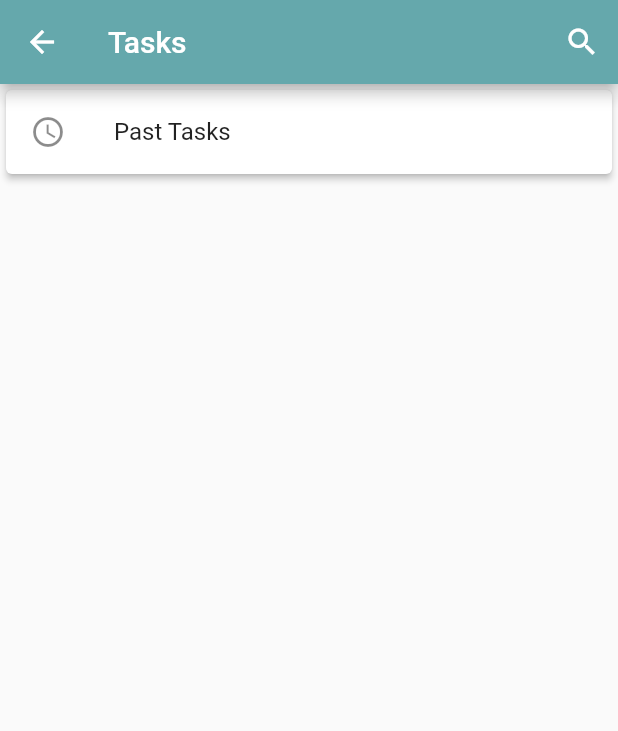
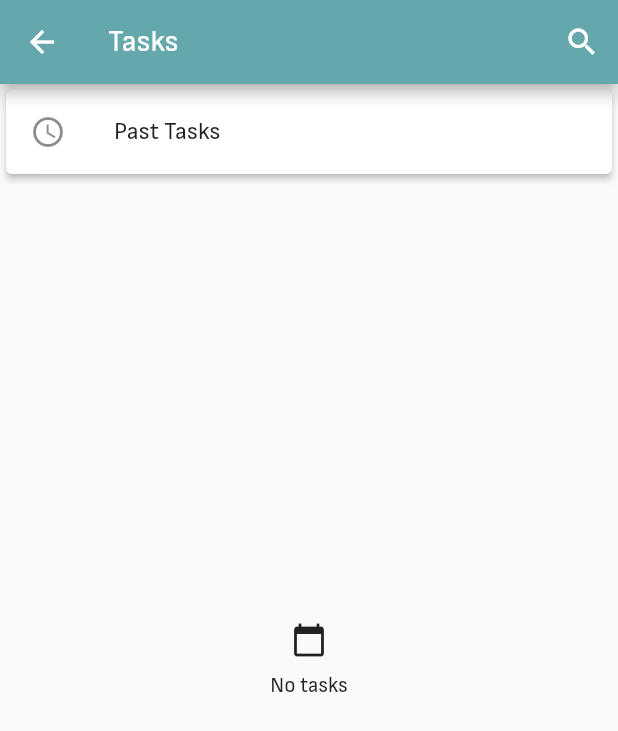
Before and after one commit to rakkateichou/daily-planner, a Flutter app: the screen it shows after launch, after a tap on the "calendar month" icon, on a phone screen of 412 x 824 dp. Shown: the top 731 px of the screen. Run offline on Flutter 3.47's test engine with Material 3 defaults, Android fonts, the phone set to English and light mode, and no system bars; our stand-ins replace flutter_local_notifications, flutter_svg, flutter_timezone, hive, hive_flutter, timezone; accounts and stored records are empty; generated files the repository leaves out were written again.

Commit message:
some google compliant fixes

```diff
--- a/lib/components/cal_list.dart
+++ b/lib/components/cal_list.dart
@@ -92,8 +92,8 @@
     for (var i = 0; i < tasksToAdd.length; i++) {
       var cip = page * pageLength + i; // current item position
       if (i == 0 || tasks[cip].dateTime.day != tasks[cip - 1].dateTime.day) {
-        widgets.add(
-            CalItemHeader(date: DateFormat.yMMMMd().format(tasks[cip].dateTime)));
+        widgets.add(CalItemHeader(
+            date: DateFormat.yMMMMd().format(tasks[cip].dateTime)));
       }
       widgets.add(
         ListenableBuilder(
@@ -158,12 +158,27 @@
 
   @override
   Widget build(BuildContext context) {
+    Widget topWidget = const SizedBox();
+    if (widgets.isEmpty) {
+      topWidget = Center(
+          child: Column(
+        mainAxisAlignment: MainAxisAlignment.center,
+        children: [
+          const Icon(Icons.calendar_today),
+          const SizedBox(height: 10),
+          Text(AppLocalizations.of(context)!.noTasks),
+        ],
+      ));
+    }
     if (widget.type == CalListType.nextTasks) {
       itemCount = isLoading ? widgets.length + 2 : widgets.length + 1;
     } else if (widget.type == CalListType.lastTasks) {
       itemCount = isLoading ? widgets.length + 1 : widgets.length;
     }
-    return Scrollbar(
+    return Stack(
+      children: [
+        topWidget,
+        Scrollbar(
           child: ListView.builder(
             controller: scrollController,
             itemCount: itemCount,
@@ -178,6 +193,8 @@
               }
             },
           ),
+        ),
+      ],
     );
   }
 }
--- a/lib/components/calendar_app_bar.dart
+++ b/lib/components/calendar_app_bar.dart
@@ -55,9 +55,9 @@ class _CalendarAppBarState extends State<CalendarAppBar> {
       // search text field
       bottom: shc.isSearching
           ? PreferredSize(
-              preferredSize: const Size.fromHeight(48.0),
+              preferredSize: const Size.fromHeight(56.0),
               child: Padding(
-                padding: const EdgeInsets.symmetric(horizontal: 16.0),
+                padding: const EdgeInsets.symmetric(horizontal: 16.0, vertical: 4.0),
                 child: TextField(
                   autofocus: true,
                   decoration: InputDecoration(
@@ -74,7 +74,7 @@ class _CalendarAppBarState extends State<CalendarAppBar> {
                       ),
                     ),
                   ),
-                  style: const TextStyle(color: Colors.white),
+                  style: const TextStyle(color: Colors.white, fontSize: 19),
                   onChanged: (value) {
                     shc.updateQuery(value);
                   },
--- a/lib/components/edit_new_page_layout.dart
+++ b/lib/components/edit_new_page_layout.dart
@@ -100,6 +100,8 @@ class EditNewPageLayoutState extends State<EditNewPageLayout> {
         widget.popCallback();
         return false;
       },
+      child: Container(
+        padding: const EdgeInsets.symmetric(horizontal: 4),
         child: Column(
           children: [
             SizedBox(
@@ -136,6 +138,7 @@ class EditNewPageLayoutState extends State<EditNewPageLayout> {
               ],
             )
           ],
+        ),
       ),
     );
   }
--- a/lib/components/sun_moon_indicator.dart
+++ b/lib/components/sun_moon_indicator.dart
@@ -240,9 +240,24 @@ class CurvePainter extends CustomPainter {
         Offset(circleX2 + 10 - textPainter.width / 2,
             circleY2 - 15 - textPainter.height));
 
+    // Calculate the position of the circle on the curve
+    final circleX = (1 - t) * (1 - t) * startPoint.dx +
+        2 * (1 - t) * t * controlPoint.dx +
+        t * t * endPoint.dx;
+    final circleY = (1 - t) * (1 - t) * startPoint.dy +
+        2 * (1 - t) * t * controlPoint.dy +
+        t * t * endPoint.dy;
+
+    var firstTapPositionCheck = isDraggedOrAnimated &&
+                tapPosition.dx / size.width > 0.85 &&
+                firstTapPosition.dx > circleX - 35 &&
+                firstTapPosition.dx < circleX + 35 &&
+                firstTapPosition.dy > circleY - 35 &&
+                firstTapPosition.dy < circleY + 35;
+
     // Check if the indicator is a sun or a moon
-    var indicatorType = (t >= 0.85 ||
-            (isDraggedOrAnimated && tapPosition.dx / size.width > 0.85))
+    var indicatorType = (!isDraggedOrAnimated && t >= 0.85 ||
+            firstTapPositionCheck)
         ? IndicatorType.moon
         : IndicatorType.sun;
 
@@ -257,20 +272,8 @@ class CurvePainter extends CustomPainter {
     const blurFilter = MaskFilter.blur(BlurStyle.normal, blurSigma);
     circlePaint.maskFilter = blurFilter;
 
-    // Calculate the position of the circle on the curve
-    final circleX = (1 - t) * (1 - t) * startPoint.dx +
-        2 * (1 - t) * t * controlPoint.dx +
-        t * t * endPoint.dx;
-    final circleY = (1 - t) * (1 - t) * startPoint.dy +
-        2 * (1 - t) * t * controlPoint.dy +
-        t * t * endPoint.dy;
-
     // Draw the circle on the canvas
-    if (isDraggedOrAnimated &&
-        firstTapPosition.dx > circleX - 35 &&
-        firstTapPosition.dx < circleX + 35 &&
-        firstTapPosition.dy > circleY - 35 &&
-        firstTapPosition.dy < circleY + 35) {
+    if (firstTapPositionCheck) {
       initialIndicatorCallback!(Offset(circleX, circleY));
       canvas.drawCircle(tapPosition, 35.0, circlePaint);
       legitDragCallback!(true);
@@ -303,7 +306,7 @@ class CurvePainter extends CustomPainter {
 
     // Draw moon dots
     if (indicatorType == IndicatorType.moon && moonDotsPI != null) {
-      if (isDraggedOrAnimated) {
+      if (firstTapPositionCheck) {
         canvas.drawImage(moonDotsPI!.picture.toImageSync(50, 50),
             Offset(tapPosition.dx - 20, tapPosition.dy - 20), paint);
       } else {
--- a/lib/components/task_layout.dart
+++ b/lib/components/task_layout.dart
@@ -8,6 +8,7 @@ import 'package:flutter/foundation.dart';
 import 'package:flutter/material.dart';
 
 import 'package:flutter_gen/gen_l10n/app_localizations.dart';
+import 'package:flutter_svg/flutter_svg.dart';
 
 class TaskLayout extends StatefulWidget {
   const TaskLayout({Key? key}) : super(key: key);
@@ -21,6 +22,8 @@ class _TaskLayoutState extends State<TaskLayout> with RouteAware {
   late SelectingController sc;
 
   List<Task> tasks = [];
+
+  var noTasksColor = const Color(0x00d9d9d9).withOpacity(0.3);
 
   void _listener() {
     try {
@@ -37,8 +40,7 @@ class _TaskLayoutState extends State<TaskLayout> with RouteAware {
   @override
   void initState() {
     sc = SelectingController.getInstance();
-    db = DBController.getInstance()
-        ..addListener(_listener);
+    db = DBController.getInstance()..addListener(_listener);
     tasks = db.getTasksForToday();
     super.initState();
   }
@@ -111,7 +113,24 @@ class _TaskLayoutState extends State<TaskLayout> with RouteAware {
             },
           ),
         ),
-        if (tasks.isEmpty)
+        if (tasks.isEmpty) ...[
+          Center(
+            child: Container(
+              margin: const EdgeInsets.only(top: 150),
+              child: Column(
+                children: [
+                  SvgPicture.asset('assets/cloud.svg',
+                      width: 100,
+                      height: 50,
+                      colorFilter:
+                          ColorFilter.mode(noTasksColor, BlendMode.srcIn)),
+                  Text(AppLocalizations.of(context)!.noTasks,
+                      style: MyTextStyles.addNewTaskStyle
+                          .copyWith(color: noTasksColor))
+                ],
+              ),
+            ),
+          ),
           Positioned(
             bottom: 84,
             child: SizedBox(
@@ -123,6 +142,7 @@ class _TaskLayoutState extends State<TaskLayout> with RouteAware {
               ),
             ),
           )
+        ]
       ],
     );
   }
--- a/lib/l10n/app_en.arb
+++ b/lib/l10n/app_en.arb
@@ -22,5 +22,6 @@
     "selectedTasks": "{num, plural, =1 {1 item selected} other {{num} items selected}}",
     "deletedTasks": "{num, plural, =1 {1 task deleted} other {{num} tasks deleted}}",
     "hintSearch": "Search",
-    "taskReminder": "Task Reminder"
+    "taskReminder": "Task Reminder",
+    "noTasks": "No tasks"
   }
--- a/lib/l10n/app_ru.arb
+++ b/lib/l10n/app_ru.arb
@@ -19,6 +19,6 @@
     "selectedTasks": "{num, plural, =1 {Выбрана 1 задача} other {Выбрано {num} задач}}",
     "deletedTasks": "{num, plural, =1 {Удалена 1 задача} other {Удалено {num} задач}}",
     "hintSearch": "Поиск",
-    "taskReminder": "Напоминание"
-
+    "taskReminder": "Напоминание",
+    "noTasks": "Нет задач"
 }
--- a/lib/main.dart
+++ b/lib/main.dart
@@ -17,7 +17,6 @@ import 'package:intl/intl_standalone.dart';
 
 import 'screens/home_page.dart';
 import 'package:flutter_gen/gen_l10n/app_localizations.dart';
-import 'package:google_fonts/google_fonts.dart';
 import 'package:timezone/data/latest_all.dart' as tz;
 import 'package:timezone/timezone.dart' as tz;
 
@@ -93,7 +92,7 @@ class MyApp extends StatelessWidget {
       ),
       navigatorKey: NavigatorService.navigatorKey,
       theme: ThemeData(
-          fontFamily: GoogleFonts.sofiaSans().fontFamily, useMaterial3: false),
+          fontFamily: "SofiaSans", useMaterial3: false),
     );
   }
 }
--- a/lib/screens/calendar_page.dart
+++ b/lib/screens/calendar_page.dart
@@ -51,7 +51,7 @@ class _CalendarPageState extends State<CalendarPage> {
         builder: (context, child) => Scaffold(
             appBar: PreferredSize(
                 preferredSize: src.isSearching
-                    ? const Size.fromHeight(112.0)
+                    ? const Size.fromHeight(116.0)
                     : const Size.fromHeight(56.0),
                 child: CalendarAppBar(
                     title: type == CalListType.nextTasks
--- a/lib/styles/text_styles.dart
+++ b/lib/styles/text_styles.dart
@@ -3,7 +3,7 @@ import 'package:flutter/material.dart';
 class MyTextStyles {
   static const TextStyle homeMainStyle = TextStyle(
     color: Colors.white,
-    fontSize: 40,
+    fontSize: 38,
     fontWeight: FontWeight.w400,
   );
 
@@ -16,7 +16,6 @@ class MyTextStyles {
   static const TextStyle taskTextStyle = TextStyle(
     color: Colors.black,
     fontSize: 13,
-    fontFamily: 'Nunito',
     fontWeight: FontWeight.w400,
   );
 
```
Also changed, not shown: pubspec.yaml (+4 -5 lines), fonts/SofiaSans-Regular.ttf (added), pubspec.lock, 3 other files. Lines whose indentation alone changed are shown as unchanged.
